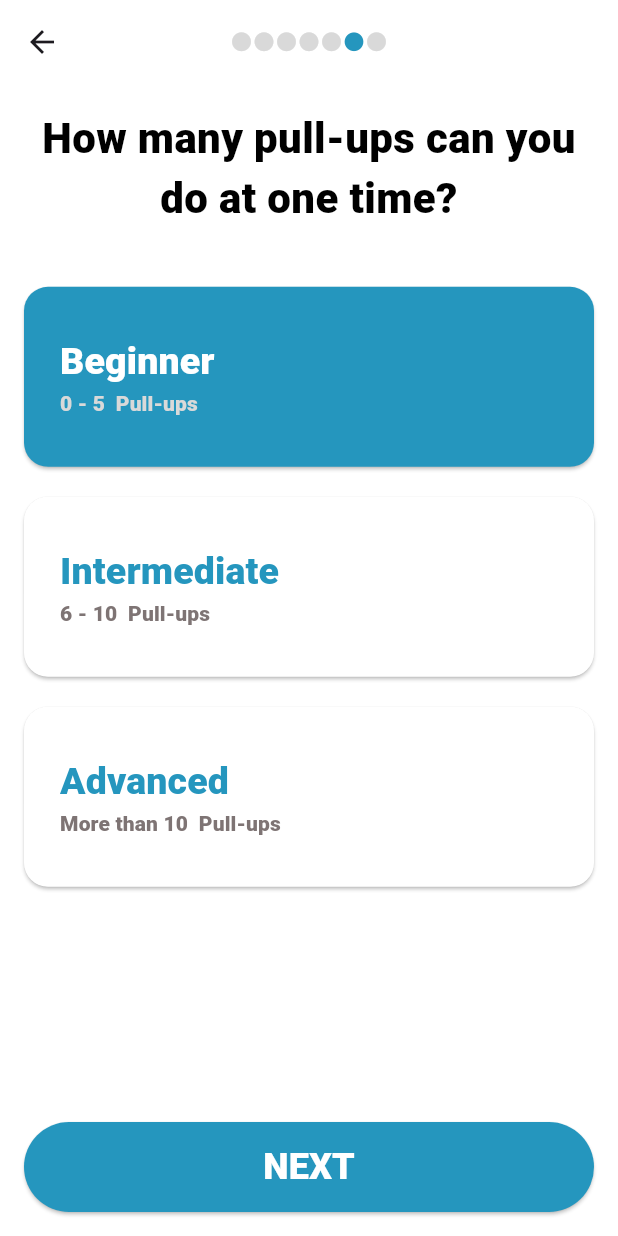
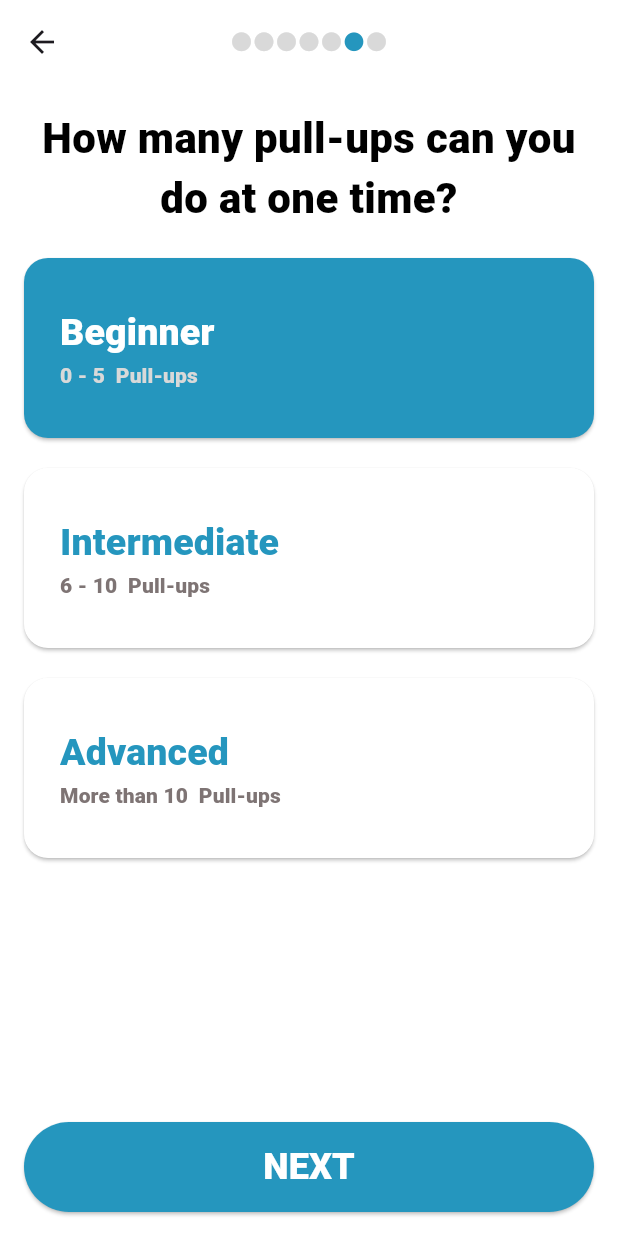
Before and after one commit to ADNAthukorala/smart_personal_coach, a Flutter app: the CheckingPullUpsCapacity screen opened directly, after a tap on "Beginner", on a phone screen of 412 x 824 dp. Run offline on Flutter 3.47's test engine with Material 3 defaults, Android fonts, the phone set to English and light mode, and no system bars.

Commit message:
Finished checking_pullups_capacity.dart

```diff
--- a/lib/screens/checking_pullups_capacity.dart
+++ b/lib/screens/checking_pullups_capacity.dart
@@ -6,6 +6,7 @@ import 'package:smart_personal_coach/components/select_capacity_button.dart';
 import 'package:smart_personal_coach/components/title_and_description_holder.dart';
 import 'package:smart_personal_coach/screens/weekly_goal_screen.dart';
 
+/// Screen to get the user's pull ups capacity
 class CheckingPullUpsCapacity extends StatefulWidget {
   const CheckingPullUpsCapacity({super.key});
 
@@ -15,78 +16,116 @@ class CheckingPullUpsCapacity extends StatefulWidget {
 }
 
 class _CheckingPullUpsCapacityState extends State<CheckingPullUpsCapacity> {
-  // Declare a Capacity variable to store user's pull ups capacity
-  Capacity userPullUpsCapacity = Capacity.beginner;
+  /// Declare a Capacity variable to store user's pull ups capacity
+  Capacity _userPullUpsCapacity = Capacity.beginner;
 
   @override
   Widget build(BuildContext context) {
     return Scaffold(
+      /// App Bar
       appBar: AppBar(
         centerTitle: true,
+
+        /// Show which screen the user is on
         title: const AppBarTitle(
           screenId: 6,
-          ),),
+        ),
+      ),
+
+      /// Body of the screen
       body: Padding(
-        // Add padding around the main column
+        // Add padding around the body of the screen
         padding: const EdgeInsets.all(kPadding16),
         child: Column(
           children: [
-            // Title and description
-            const TitleAndDescriptionHolder(
+            /// Top of the screen
+            /// The title and the description
+            const Padding(
+              padding: EdgeInsets.only(
+                bottom: kPadding8,
+              ),
+              child: TitleAndDescriptionHolder(
                 title: 'How many pull-ups can you do at one time?',
                 description: '',
               ),
-            const Spacer(),
-            // Capacity button holder
-            Column(
-              mainAxisAlignment: MainAxisAlignment.spaceBetween,
+            ),
+
+            /// Middle of the screen
+            /// Capacity buttons holder
+            Expanded(
+              child: ListView(
+                padding: EdgeInsets.zero,
+                shrinkWrap: true,
+                // If the viewport's max height is greater than 800, the listview never scrolls, otherwise scrolls
+                physics: MediaQuery.of(context).size.height > 800
+                    ? const NeverScrollableScrollPhysics()
+                    : const AlwaysScrollableScrollPhysics(),
                 children: [
+                  /// Add space
+                  const SizedBox(height: 12.0),
+
+                  /// Beginner button
                   SelectCapacityButton(
                     onPressed: () {
                       setState(() {
-                      userPullUpsCapacity = Capacity.beginner;
+                        _userPullUpsCapacity = Capacity.beginner;
                       });
-                    print(userPullUpsCapacity);
+                      print(_userPullUpsCapacity);
                     },
-                  actualCapacity: userPullUpsCapacity,
+                    actualCapacity: _userPullUpsCapacity,
                     selectedCapacity: Capacity.beginner,
                     title: 'Beginner',
                     description: '0 - 5  Pull-ups',
                   ),
-                // Add space between 1st and 2nd button
+
+                  /// Add space between buttons
                   const SizedBox(height: 20.0),
+
+                  /// Intermediate button
                   SelectCapacityButton(
                     onPressed: () {
                       setState(() {
-                      userPullUpsCapacity = Capacity.intermediate;
+                        _userPullUpsCapacity = Capacity.intermediate;
                       });
-                    print(userPullUpsCapacity);
+                      print(_userPullUpsCapacity);
                     },
-                  actualCapacity: userPullUpsCapacity,
+                    actualCapacity: _userPullUpsCapacity,
                     selectedCapacity: Capacity.intermediate,
                     title: 'Intermediate',
                     description: '6 - 10  Pull-ups',
                   ),
-                // Add space between 2nd and 3rd button
+
+                  /// Add space between buttons
                   const SizedBox(height: 20.0),
+
+                  /// Advanced button
                   SelectCapacityButton(
                     onPressed: () {
                       setState(() {
-                      userPullUpsCapacity = Capacity.advanced;
+                        _userPullUpsCapacity = Capacity.advanced;
                       });
-                    print(userPullUpsCapacity);
+                      print(_userPullUpsCapacity);
                     },
-                  actualCapacity: userPullUpsCapacity,
+                    actualCapacity: _userPullUpsCapacity,
                     selectedCapacity: Capacity.advanced,
                     title: 'Advanced',
                     description: 'More than 10  Pull-ups',
                   ),
+
+                  /// Add space
+                  const SizedBox(height: 12.0),
                 ],
               ),
-            const Spacer(flex: 4),
-            // Next button
-            NextButton(
+            ),
+            /// Bottom of the screen
+            /// Next button
+            Padding(
+              padding: const EdgeInsets.only(
+                top: kPadding8,
+              ),
+              child: NextButton(
                 onPressed: () {
+                  // When the button is clicked, navigate to the weekly goal screen
                   Navigator.push(
                     context,
                     MaterialPageRoute(
@@ -96,6 +135,7 @@ class _CheckingPullUpsCapacityState extends State<CheckingPullUpsCapacity> {
                 },
                 style: kNextButtonStyle,
               ),
+            ),
           ],
         ),
       ),
--- a/lib/screens/checking_pushups_capacity.dart
+++ b/lib/screens/checking_pushups_capacity.dart
@@ -6,7 +6,7 @@ import 'package:smart_personal_coach/components/select_capacity_button.dart';
 import 'package:smart_personal_coach/components/title_and_description_holder.dart';
 import 'package:smart_personal_coach/screens/checking_pullups_capacity.dart';
 
-/// Screen to get the user's pull ups capacity
+/// Screen to get the user's push ups capacity
 class CheckingPushUpsCapacity extends StatefulWidget {
   const CheckingPushUpsCapacity({super.key});
 
@@ -34,7 +34,7 @@ class _CheckingPushUpsCapacityState extends State<CheckingPushUpsCapacity> {
 
       /// Body of the screen
       body: Padding(
-        // Add padding around the main column
+        // Add padding around the body of the screen
         padding: const EdgeInsets.all(kPadding16),
         child: Column(
           children: [
```
Lines whose indentation alone changed are shown as unchanged.
